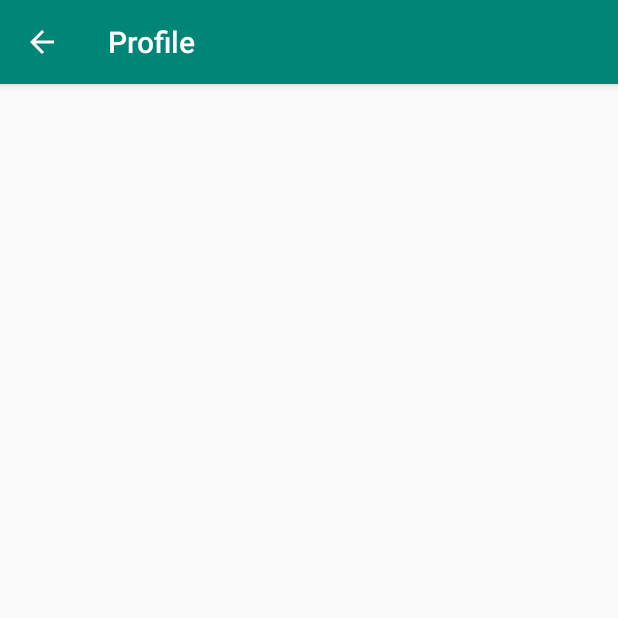
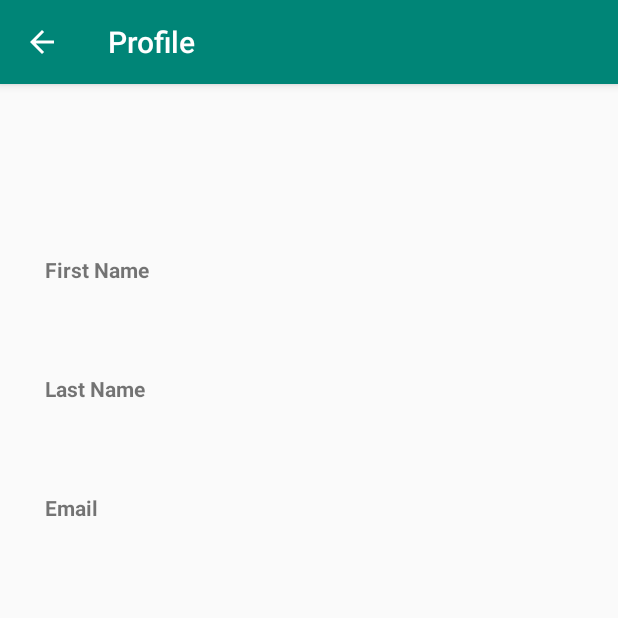
Before and after one commit to lisaburini/MyPersonalBudget, an Android app: the ProfileActivity screen opened directly, with no data from a screen before it, on a phone screen of 412 x 824 dp, the top half of it. Run offline under Robolectric (Android 15) with nearby library versions, the phone set to English and light mode, and no system bars; our stand-ins replace Firebase (no records; nobody signed in at launch, a user with empty details on screens opened directly).

Commit message:
Implementazione pagina profilo per visualizzare i dati dell'utente

```diff
--- a/app/build.gradle
+++ b/app/build.gradle
@@ -40,4 +40,5 @@ dependencies {
     implementation 'com.google.firebase:firebase-firestore:21.4.1'
     implementation 'com.github.bumptech.glide:glide:4.11.0'
     implementation 'com.google.android.gms:play-services-auth:18.0.0'
+
 }
--- a/app/src/main/java/com/example/mypersonalbudget/ProfileActivity.java
+++ b/app/src/main/java/com/example/mypersonalbudget/ProfileActivity.java
@@ -1,16 +1,29 @@
 package com.example.mypersonalbudget;
 
 import android.os.Bundle;
+import android.util.Log;
 import android.view.MenuItem;
 import android.widget.Button;
 import android.widget.EditText;
 import android.widget.TextView;
 
+import androidx.annotation.NonNull;
 import androidx.appcompat.app.ActionBar;
 import androidx.appcompat.app.AppCompatActivity;
 
+import com.google.android.gms.tasks.OnSuccessListener;
+import com.google.firebase.auth.FirebaseAuth;
+import com.google.firebase.firestore.DocumentReference;
+import com.google.firebase.firestore.DocumentSnapshot;
+import com.google.firebase.firestore.FirebaseFirestore;
+
+
 public class ProfileActivity extends AppCompatActivity {
     private TextView firstName, lastName, email;
+    private static final String TAG = "ProfileActivity";
+    String uid = FirebaseAuth.getInstance().getCurrentUser().getUid();
+    FirebaseFirestore db = FirebaseFirestore.getInstance();
+    DocumentReference docRef;
 
     protected void onCreate(Bundle savedInstanceState) {
         super.onCreate(savedInstanceState);
@@ -20,9 +33,22 @@ public class ProfileActivity extends AppCompatActivity {
         actionBar.setHomeButtonEnabled(true);
         actionBar.setDisplayHomeAsUpEnabled(true);
 
-        firstName = (TextView) findViewById(R.id.text_name);
+        firstName = (TextView)findViewById(R.id.text_name);
         lastName = (TextView) findViewById(R.id.text_last_name);
         email = (TextView) findViewById(R.id.text_email);
+
+        docRef = db.collection("utenti").document(uid);
+        docRef.get().addOnSuccessListener(new OnSuccessListener<DocumentSnapshot>() {
+            @Override
+            public void onSuccess(DocumentSnapshot documentSnapshot) {
+                String data_name = documentSnapshot.getString("nome");
+                String data_lName = documentSnapshot.getString("cognome");
+                String data_email = documentSnapshot.getString("email");
+                firstName.setText(data_name);
+                lastName.setText(data_lName);
+                email.setText(data_email);
+            }
+        });
     }
 
     @Override
--- a/app/src/main/res/layout/activity_profile.xml
+++ b/app/src/main/res/layout/activity_profile.xml
@@ -10,12 +10,9 @@
         android:id="@+id/text_name"
         android:layout_width="wrap_content"
         android:layout_height="wrap_content"
-        android:layout_marginStart="50dp"
-        android:layout_marginTop="113dp"
-        android:layout_marginEnd="50dp"
-        android:layout_marginBottom="60dp"
-        app:layout_constraintBottom_toTopOf="@+id/text_last_name"
-        app:layout_constraintEnd_toEndOf="parent"
+        android:layout_marginStart="150dp"
+        android:layout_marginTop="114dp"
+        android:text="---"
         app:layout_constraintStart_toStartOf="parent"
         app:layout_constraintTop_toTopOf="parent" />
 
@@ -23,22 +20,53 @@
         android:id="@+id/text_last_name"
         android:layout_width="wrap_content"
         android:layout_height="wrap_content"
-        android:layout_marginStart="50dp"
+        android:layout_marginStart="150dp"
         android:layout_marginTop="60dp"
-        android:layout_marginEnd="50dp"
-        app:layout_constraintEnd_toEndOf="@+id/text_name"
-        app:layout_constraintStart_toStartOf="@+id/text_name"
+        android:text="---"
+        app:layout_constraintStart_toStartOf="parent"
         app:layout_constraintTop_toBottomOf="@+id/text_name" />
 
     <TextView
         android:id="@+id/text_email"
         android:layout_width="wrap_content"
         android:layout_height="wrap_content"
-        android:layout_marginStart="50dp"
+        android:layout_marginStart="150dp"
         android:layout_marginTop="60dp"
-        android:layout_marginEnd="50dp"
-        app:layout_constraintEnd_toEndOf="@+id/text_last_name"
-        app:layout_constraintStart_toStartOf="@+id/text_last_name"
+        android:text="---"
+        app:layout_constraintStart_toStartOf="parent"
         app:layout_constraintTop_toBottomOf="@+id/text_last_name" />
 
+    <TextView
+        android:id="@+id/label_name"
+        android:layout_width="wrap_content"
+        android:layout_height="wrap_content"
+        android:layout_marginStart="30dp"
+        android:layout_marginTop="114dp"
+        android:text="@string/prompt_name"
+        android:textStyle="bold"
+        app:layout_constraintStart_toStartOf="parent"
+        app:layout_constraintTop_toTopOf="parent" />
+
+    <TextView
+        android:id="@+id/label_lname"
+        android:layout_width="wrap_content"
+        android:layout_height="wrap_content"
+        android:layout_marginStart="30dp"
+        android:layout_marginTop="60dp"
+        android:text="@string/prompt_last_name"
+        android:textStyle="bold"
+        app:layout_constraintStart_toStartOf="parent"
+        app:layout_constraintTop_toBottomOf="@+id/label_name" />
+
+    <TextView
+        android:id="@+id/label_email"
+        android:layout_width="wrap_content"
+        android:layout_height="wrap_content"
+        android:layout_marginStart="30dp"
+        android:layout_marginTop="60dp"
+        android:text="@string/prompt_email"
+        android:textStyle="bold"
+        app:layout_constraintStart_toStartOf="parent"
+        app:layout_constraintTop_toBottomOf="@+id/label_lname" />
+
 </androidx.constraintlayout.widget.ConstraintLayout>
```
